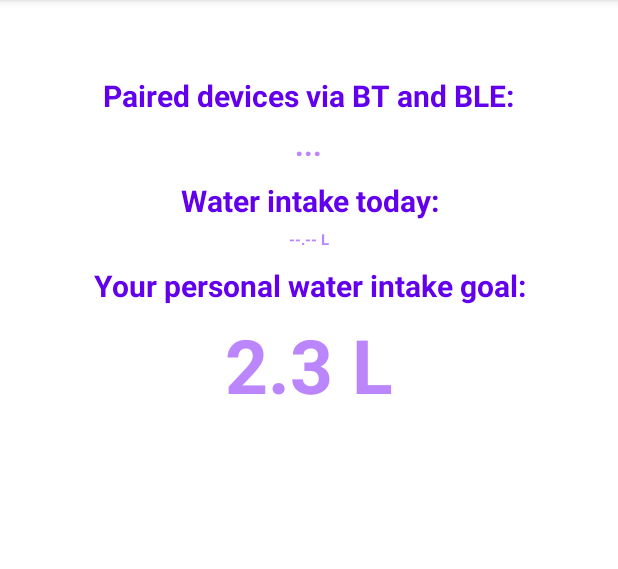
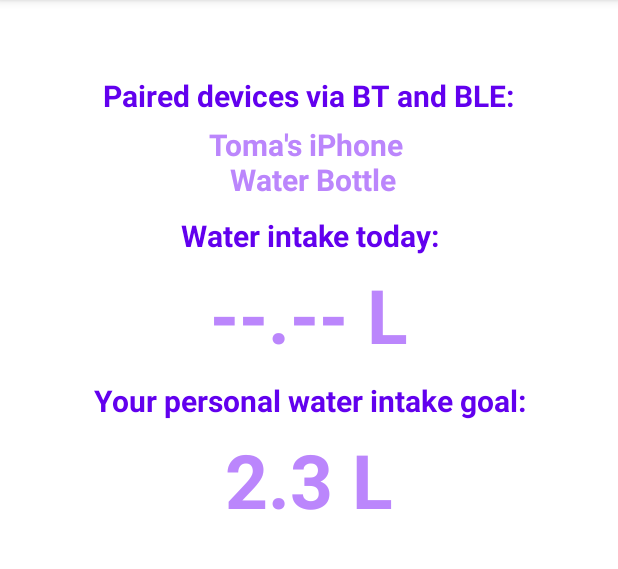
Before and after one commit to tomaandreisacuiu/SmartWaterBottleApp, an Android app: the Activity3 screen opened directly, with no data from a screen before it, on a phone screen of 412 x 824 dp, the part 84-653 px from its top. Run offline under Robolectric (Android 15) with nearby library versions, the phone set to English and light mode, and no system bars.

Commit message:
more BLE related changes, still not yet working

```diff
--- a/app/src/main/res/layout/activity_3.xml
+++ b/app/src/main/res/layout/activity_3.xml
@@ -31,7 +31,7 @@
             android:layout_height="wrap_content"
             android:layout_marginTop="5dp"
             android:gravity="center_horizontal"
-            android:text="..."
+            android:text="Toma's iPhone \n Water Bottle"
             android:textColor="@color/purple_200"
             android:textSize="20dp"
             android:textStyle="bold"
@@ -57,7 +57,7 @@
             android:gravity="center_horizontal"
             android:text="--.-- L"
             android:textColor="@color/purple_200"
-            android:textSize="10dp"
+            android:textSize="50dp"
             android:textStyle="bold"
             android:layout_gravity="center"/>
 
```
Also changed, not shown: app/src/main/java/com/example/smartwaterbottle/Activity3.java (+45 -25 lines).
